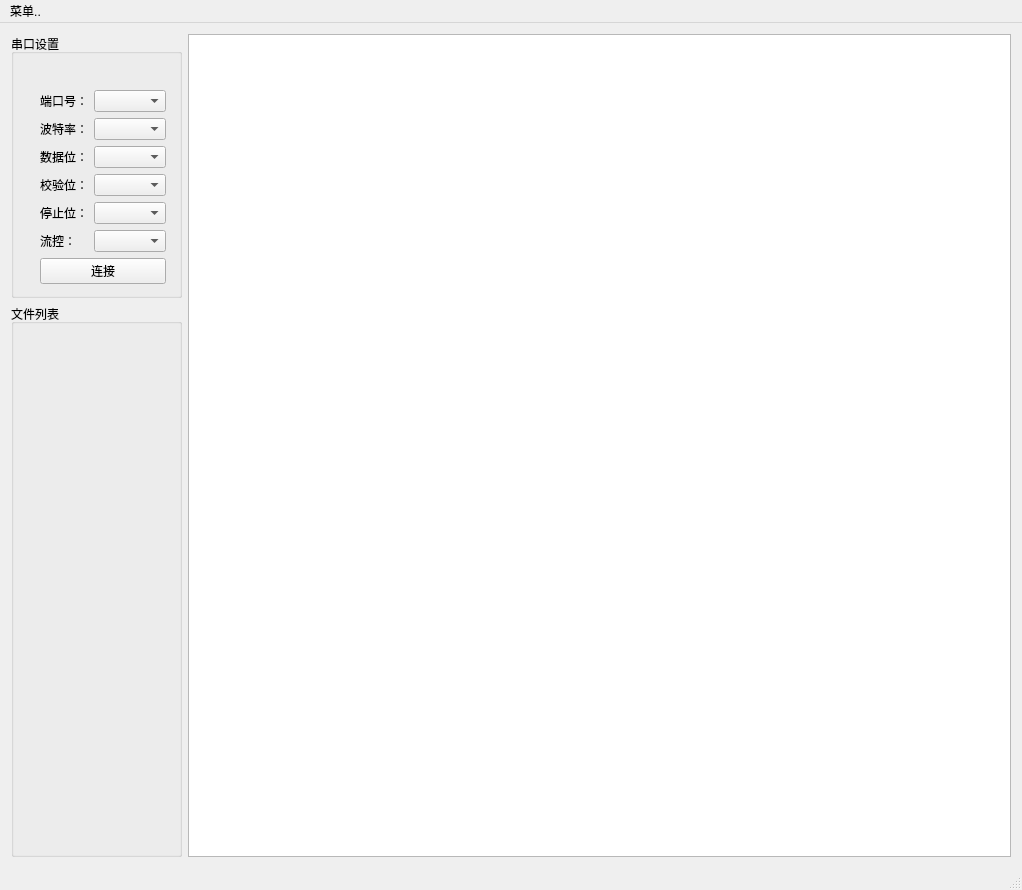
Qt form QGoodWindow/QGoodWindow/Examples/GoodShowCase_RUNDA_KJ/centralwidget.ui (NewLeafG/Learning-QT) before a commit.
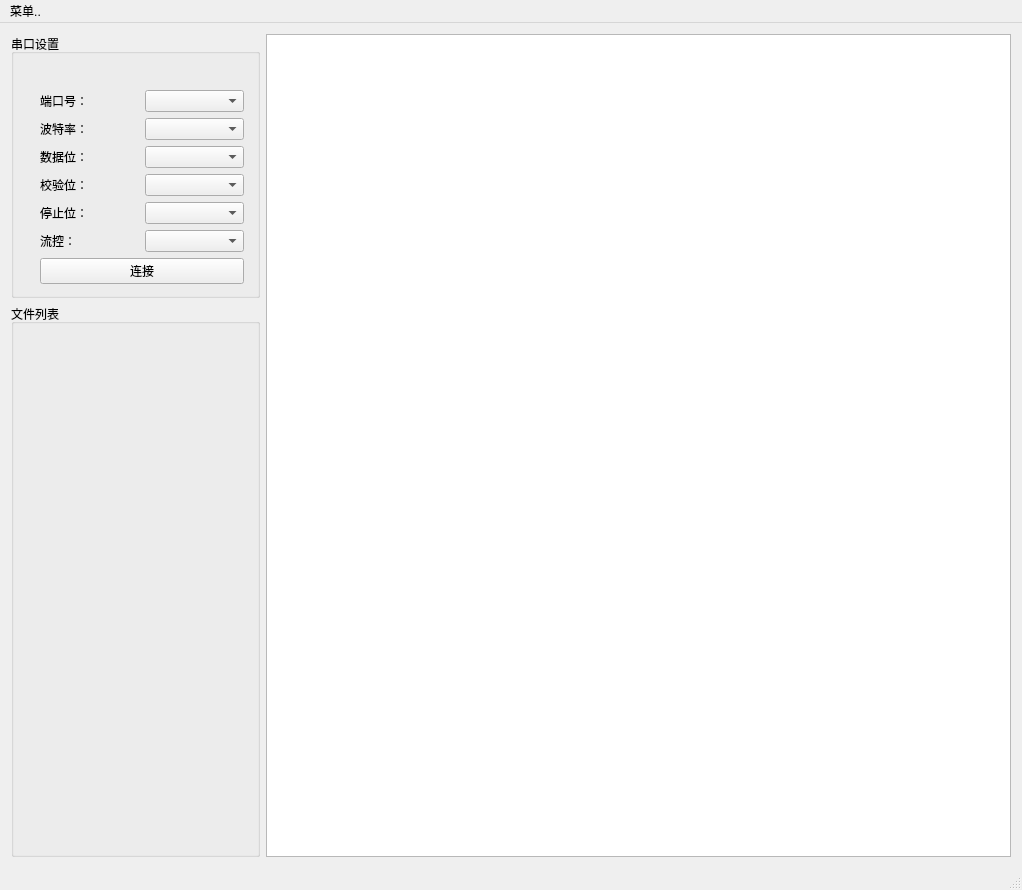
The same form after that commit. Icons and pictures are not drawn.

What changed in the file:
```diff
--- a/QGoodWindow/QGoodWindow/Examples/GoodShowCase_RUNDA_KJ/centralwidget.ui
+++ b/QGoodWindow/QGoodWindow/Examples/GoodShowCase_RUNDA_KJ/centralwidget.ui
@@ -14,7 +14,7 @@
    <string>MainWindow</string>
   </property>
   <widget class="QWidget" name="centralWidget">
-   <layout class="QGridLayout" name="gridLayout_2" rowstretch="0" columnstretch="0,0">
+   <layout class="QGridLayout" name="gridLayout_2" rowstretch="0" columnstretch="1,3">
     <item row="0" column="0">
      <layout class="QVBoxLayout" name="verticalLayout" stretch="1,5">
       <property name="sizeConstraint">
```
Left out of the diff: 7 changed lines with no effect on the pictures.
